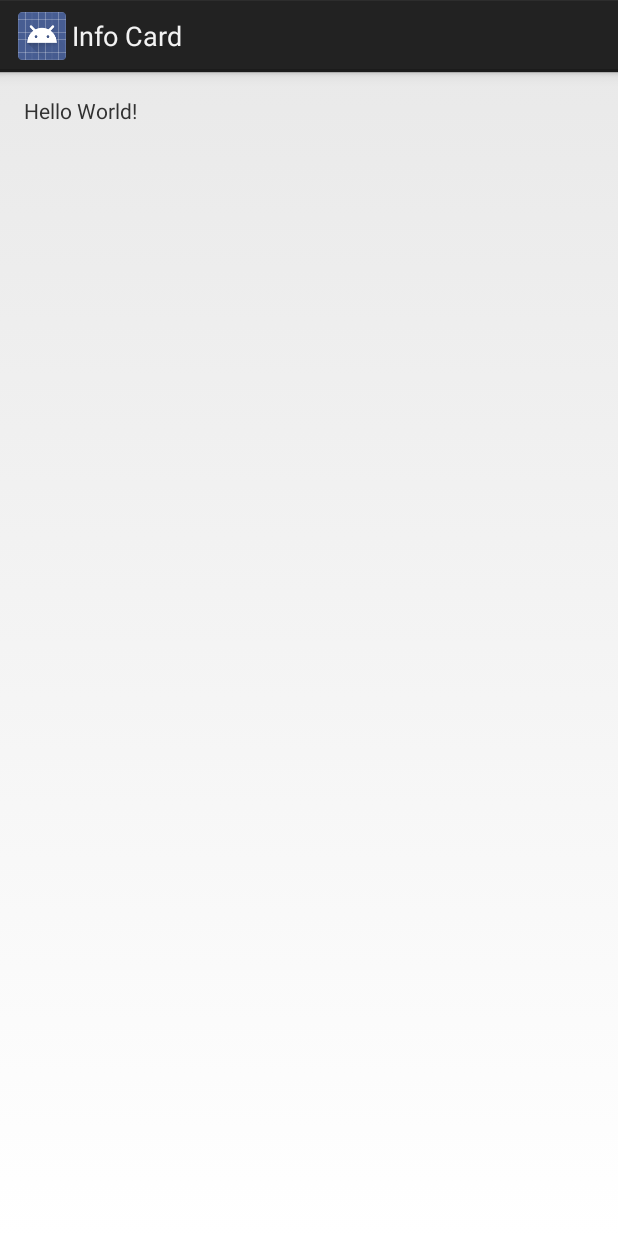
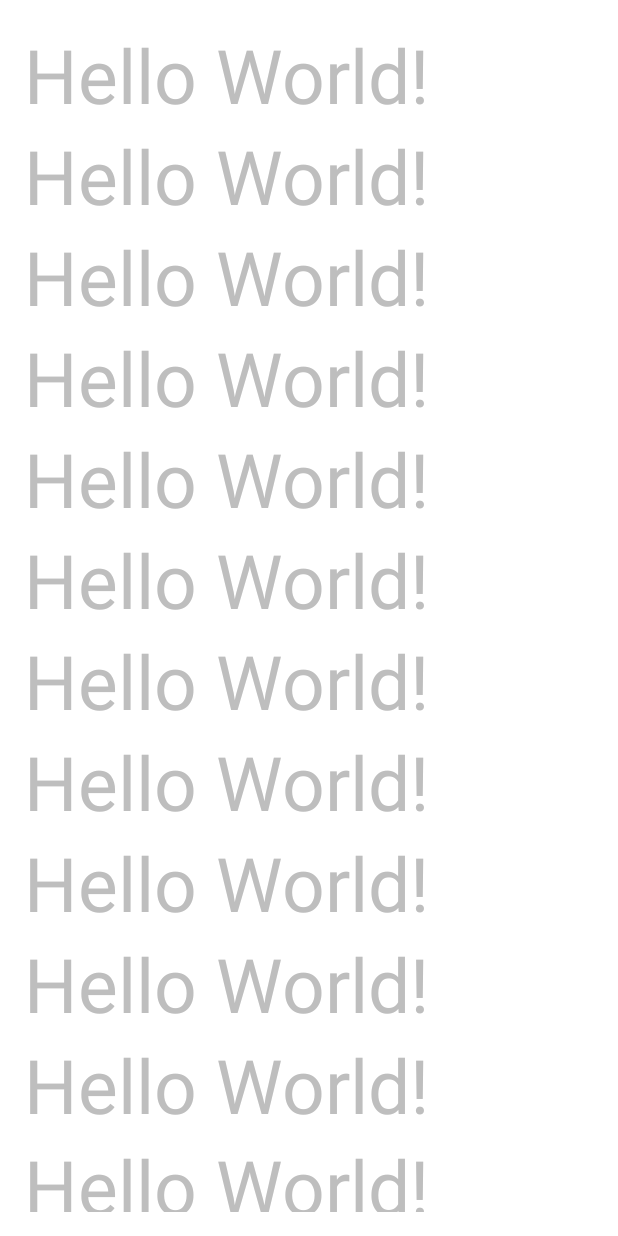
Before and after one commit to ali-abdalla/android-cv-card, an Android app: the screen it shows after launch (MainActivity), on a phone screen of 412 x 824 dp. Run offline under Robolectric (Android 15) with nearby library versions, the phone set to English and light mode, and no system bars.

Commit message:
fullscreen activity, with vertical ScrollView

```diff
--- a/InfoCard/app/src/main/AndroidManifest.xml
+++ b/InfoCard/app/src/main/AndroidManifest.xml
@@ -7,7 +7,7 @@
         android:icon="@mipmap/ic_launcher"
         android:label="@string/app_name"
         android:supportsRtl="true"
-        android:theme="@style/AppTheme">
+        android:theme="@android:style/Theme.NoTitleBar.Fullscreen">
         <activity android:name=".MainActivity">
             <intent-filter>
                 <action android:name="android.intent.action.MAIN" />
--- a/InfoCard/app/src/main/res/layout/activity_main.xml
+++ b/InfoCard/app/src/main/res/layout/activity_main.xml
@@ -1,5 +1,5 @@
 <?xml version="1.0" encoding="utf-8"?>
-<RelativeLayout xmlns:android="http://schemas.android.com/apk/res/android"
+<ScrollView xmlns:android="http://schemas.android.com/apk/res/android"
     xmlns:tools="http://schemas.android.com/tools"
     android:id="@+id/activity_main"
     android:layout_width="match_parent"
@@ -8,10 +8,85 @@
     android:paddingLeft="@dimen/activity_horizontal_margin"
     android:paddingRight="@dimen/activity_horizontal_margin"
     android:paddingTop="@dimen/activity_vertical_margin"
+    android:scrollbars="none"
+    android:background="@android:color/white"
     tools:context="com.aliabdallah.infocard.MainActivity">
 
-    <TextView
-        android:layout_width="wrap_content"
+    <LinearLayout
+        android:layout_width="match_parent"
         android:layout_height="wrap_content"
-        android:text="Hello World!" />
-</RelativeLayout>
+        android:orientation="vertical">
+
+        <TextView
+            android:layout_width="match_parent"
+            android:layout_height="wrap_content"
+            android:textSize="50dp"
+            android:text="Hello World!" />
+
+        <TextView
+            android:layout_width="match_parent"
+            android:layout_height="wrap_content"
+            android:textSize="50dp"
+            android:text="Hello World!" />
+
+        <TextView
+            android:layout_width="match_parent"
+            android:layout_height="wrap_content"
+            android:textSize="50dp"
+            android:text="Hello World!" />
+
+        <TextView
+            android:layout_width="match_parent"
+            android:layout_height="wrap_content"
+            android:textSize="50dp"
+            android:text="Hello World!" />
+
+        <TextView
+            android:layout_width="match_parent"
+            android:layout_height="wrap_content"
+            android:textSize="50dp"
+            android:text="Hello World!" />
+
+        <TextView
+            android:layout_width="match_parent"
+            android:layout_height="wrap_content"
+            android:textSize="50dp"
+            android:text="Hello World!" />
+
+        <TextView
+            android:layout_width="match_parent"
+            android:layout_height="wrap_content"
+            android:textSize="50dp"
+            android:text="Hello World!" />
+
+        <TextView
+            android:layout_width="match_parent"
+            android:layout_height="wrap_content"
+            android:textSize="50dp"
+            android:text="Hello World!" />
+
+        <TextView
+            android:layout_width="match_parent"
+            android:layout_height="wrap_content"
+            android:textSize="50dp"
+            android:text="Hello World!" />
+
+        <TextView
+            android:layout_width="match_parent"
+            android:layout_height="wrap_content"
+            android:textSize="50dp"
+            android:text="Hello World!" />
+
+        <TextView
+            android:layout_width="match_parent"
+            android:layout_height="wrap_content"
+            android:textSize="50dp"
+            android:text="Hello World!" />
+
+        <TextView
+            android:layout_width="match_parent"
+            android:layout_height="wrap_content"
+            android:textSize="50dp"
+            android:text="Hello World!" />
+    </LinearLayout>
+</ScrollView>
```
